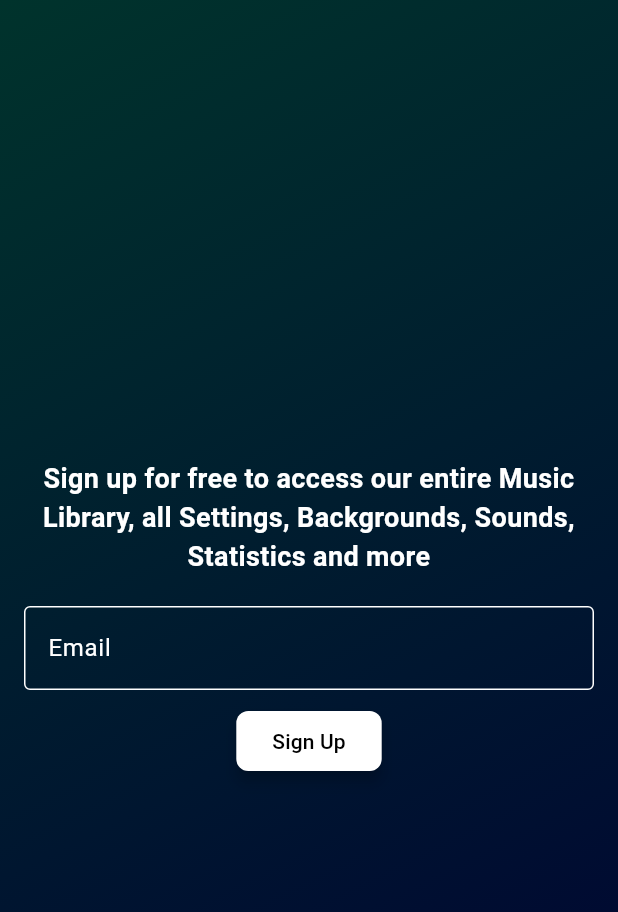
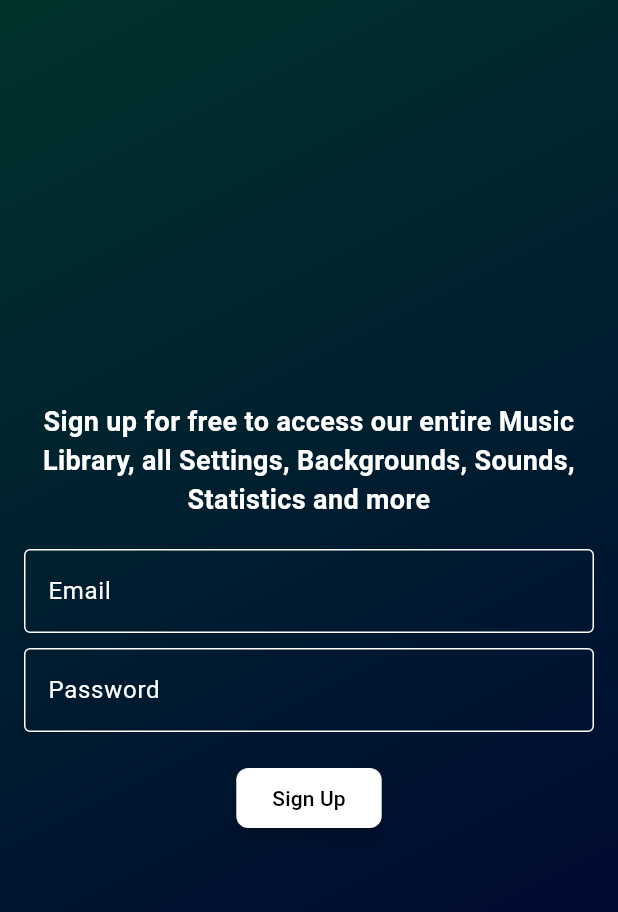
Before and after one commit to crypticdenis/meditation_app_flutter, a Flutter app: the Profile screen opened directly, on a phone screen of 412 x 824 dp. Shown: the top 912 px of the screen. Run offline on Flutter 3.47's test engine with Material 3 defaults, Android fonts, the phone set to English and light mode, and no system bars; our stand-ins replace audioplayers, firebase_auth, firebase_core, firebase_storage, fl_chart, get and 2 more; accounts and stored records are empty; network calls fail.

Commit message:
Added Firebase Autentification, to create users

```diff
--- a/lib/Profile/ProfileScreen.dart
+++ b/lib/Profile/ProfileScreen.dart
@@ -1,6 +1,7 @@
 import 'package:flutter/material.dart';
 import 'package:provider/provider.dart';
 import 'package:meditation_app_flutter/providers/theme_provider.dart';
+import 'package:firebase_auth/firebase_auth.dart';
 
 class Profile extends StatefulWidget {
   const Profile({Key? key}) : super(key: key);
@@ -11,6 +12,7 @@ class Profile extends StatefulWidget {
 
 class _ProfileScreenState extends State<Profile> {
   final TextEditingController _emailController = TextEditingController();
+  final TextEditingController _passwordController = TextEditingController();
 
   @override
   Widget build(BuildContext context) {
@@ -36,7 +38,6 @@ class _ProfileScreenState extends State<Profile> {
                 ),
               ),
               SizedBox(height: 20),
-              // Adds space between the text and the form
               TextField(
                 controller: _emailController,
                 decoration: InputDecoration(
@@ -44,34 +45,46 @@ class _ProfileScreenState extends State<Profile> {
                   labelText: 'Email',
                   hintText: 'Enter your email here',
                   labelStyle: TextStyle(color: Colors.white),
-                  // Label text color
                   hintStyle: TextStyle(color: Colors.white60),
-                  // Hint text color
                   enabledBorder: OutlineInputBorder(
-                    borderSide: BorderSide(
-                        color: Colors
-                            .white), // Border color when TextField is enabled
+                    borderSide: BorderSide(color: Colors.white),
                   ),
                   focusedBorder: OutlineInputBorder(
-                    borderSide: BorderSide(
-                        color: Colors
-                            .white), // Border color when TextField is focused
+                    borderSide: BorderSide(color: Colors.white),
                   ),
                 ),
                 keyboardType: TextInputType.emailAddress,
-                style: TextStyle(color: Colors.white), // Input text color
+                style: TextStyle(color: Colors.white),
               ),
               SizedBox(height: 10),
-              // Adds some space between the input field and the button
+              TextField(
+                controller: _passwordController,
+                decoration: InputDecoration(
+                  border: OutlineInputBorder(),
+                  labelText: 'Password',
+                  hintText: 'Enter your password here',
+                  labelStyle: TextStyle(color: Colors.white),
+                  hintStyle: TextStyle(color: Colors.white60),
+                  enabledBorder: OutlineInputBorder(
+                    borderSide: BorderSide(color: Colors.white),
+                  ),
+                  focusedBorder: OutlineInputBorder(
+                    borderSide: BorderSide(color: Colors.white),
+                  ),
+                ),
+                obscureText: true,
+                style: TextStyle(color: Colors.white),
+              ),
+              SizedBox(height: 20),
               ElevatedButton(
                 onPressed: _signUp,
                 style: ElevatedButton.styleFrom(
-                  backgroundColor: Colors.white, // Button background color
-                  foregroundColor: Colors.black, // Button text color
+                  backgroundColor: Colors.white,
+                  foregroundColor: Colors.black,
                   shape: RoundedRectangleBorder(
-                    borderRadius: BorderRadius.circular(8), // Rounded corners
+                    borderRadius: BorderRadius.circular(8),
                   ),
-                  elevation: 4, // Shadow elevation
+                  elevation: 4,
                 ),
                 child: Text('Sign Up'),
               ),
@@ -82,14 +95,30 @@ class _ProfileScreenState extends State<Profile> {
     );
   }
 
-  void _signUp() {
-    // Implement your sign-up logic here
-    print('Email: ${_emailController.text}');
+  void _signUp() async {
+    try {
+      UserCredential userCredential = await FirebaseAuth.instance.createUserWithEmailAndPassword(
+        email: _emailController.text.trim(),
+        password: _passwordController.text.trim(),
+      );
+      ScaffoldMessenger.of(context).showSnackBar(SnackBar(content: Text("User successfully signed up!")));
+    } on FirebaseAuthException catch (e) {
+      String message = "An error occurred, please try again.";
+      if (e.code == 'weak-password') {
+        message = 'The password provided is too weak.';
+      } else if (e.code == 'email-already-in-use') {
+        message = 'The account already exists for that email.';
+      }
+      ScaffoldMessenger.of(context).showSnackBar(SnackBar(content: Text(message)));
+    } catch (e) {
+      ScaffoldMessenger.of(context).showSnackBar(SnackBar(content: Text("Error: $e")));
+    }
   }
 
   @override
   void dispose() {
     _emailController.dispose();
+    _passwordController.dispose();
     super.dispose();
   }
 }
--- a/lib/main.dart
+++ b/lib/main.dart
@@ -11,6 +11,8 @@ import 'providers/streak_provider.dart';
 import 'providers/sound_provider.dart';
 import 'providers/settings_provider.dart';
 import 'providers/ratings_provider.dart';
+import 'package:firebase_core/firebase_core.dart';
+import 'package:firebase_auth/firebase_auth.dart';
 
 Future<void> main() async {
   WidgetsFlutterBinding.ensureInitialized();
--- a/pubspec.yaml
+++ b/pubspec.yaml
@@ -50,6 +50,7 @@ dependencies:
   fl_chart: ^0.67.0
   fake_async: ^1.3.1
   vibration: ^1.8.4
+  firebase_auth: ^4.19.5
 
 
 dev_dependencies:
```
Also changed, not shown: pubspec.lock.
